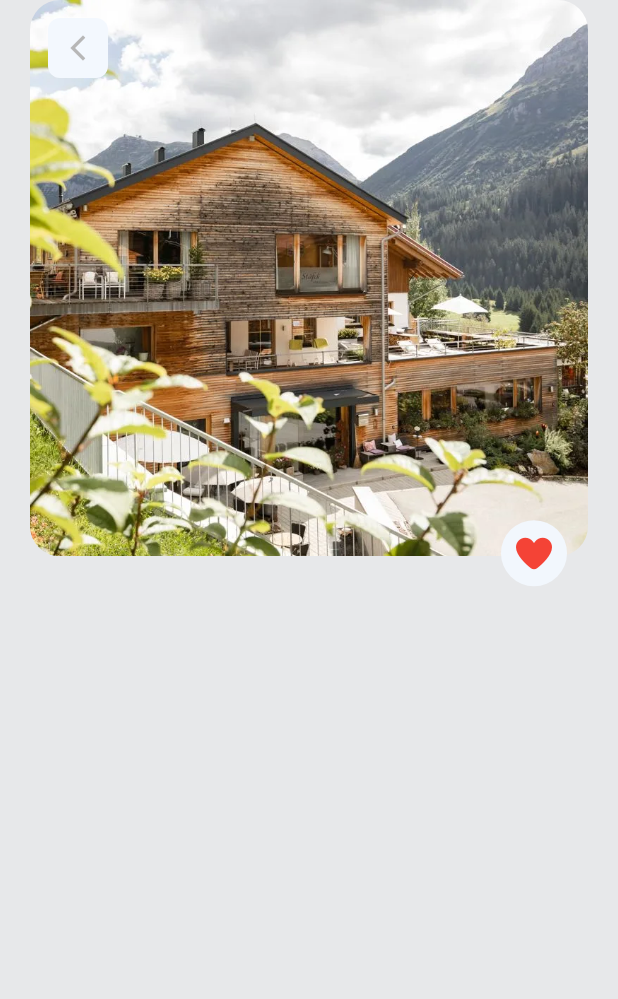
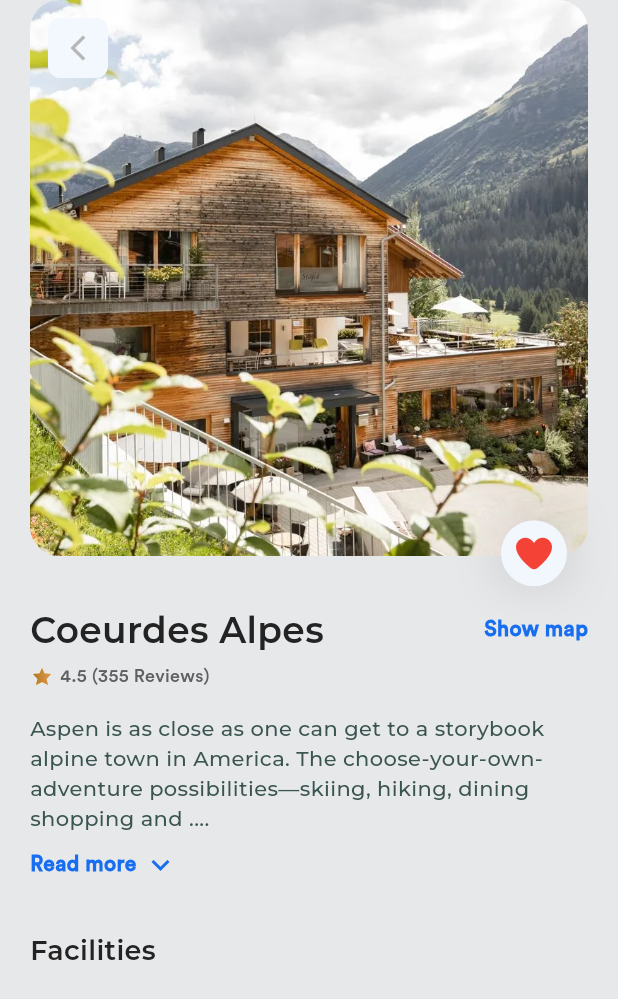
Before and after one commit to Nidhal-Khazene/Aspen_Travel_Mobile_App, a Flutter app: the LocationDetailsView screen opened by its route, on a phone screen of 412 x 824 dp. Shown: the top 999 px of the screen. Run offline on Flutter 3.47's test engine with Material 3 defaults, Android fonts, the phone set to English and light mode, and no system bars; our stand-ins replace flutter_svg, font_awesome_flutter; project files that could hold a hidden picture were left out.

Commit message:
add some texts in location details view body

```diff
--- a/lib/core/utils/assets.dart
+++ b/lib/core/utils/assets.dart
@@ -24,8 +24,11 @@ class Assets {
 
   /// Assets for assetsImagesSplashBackground
   /// assets/images/splash_background.png
-  static const String assetsImagesSplashBackground =
-      "assets/images/splash_background.png";
+  static const String assetsImagesSplashBackground = "assets/images/splash_background.png";
+
+  /// Assets for assetsImagesStarWithShadow
+  /// assets/images/star_with_shadow.svg
+  static const String assetsImagesStarWithShadow = "assets/images/star_with_shadow.svg";
 
   /// Assets for assetsImagesTestImage
   /// assets/images/test_image.png
@@ -36,9 +39,8 @@ class Assets {
   static const String assetsImagesTestImage2 = "assets/images/test_image_2.png";
 
   /// Assets for assetsImagesTestImage3
-  /// assets/images/test_image_3.png
-  static const String assetsImagesTestImage3 =
-      "assets/images/test_image_3.webp";
+  /// assets/images/test_image_3.webp
+  static const String assetsImagesTestImage3 = "assets/images/test_image_3.webp";
 
   /// Assets for assetsImagesTicket
   /// assets/images/ticket.svg
@@ -46,6 +48,5 @@ class Assets {
 
   /// Assets for assetsImagesTravelLogoIconLauncher
   /// assets/images/travel_logo_icon_launcher.png
-  static const String assetsImagesTravelLogoIconLauncher =
-      "assets/images/travel_logo_icon_launcher.png";
+  static const String assetsImagesTravelLogoIconLauncher = "assets/images/travel_logo_icon_launcher.png";
 }
--- a/lib/core/utils/color_data.dart
+++ b/lib/core/utils/color_data.dart
@@ -3,4 +3,5 @@ import 'package:flutter/services.dart';
 abstract class ColorData {
   static const Color kPrimaryColor = Color(0xff186EF0);
   static const Color kNavIconColor = Color(0xffB5B5B5);
+  static const Color kTextColor = Color(0xff232323);
 }
--- a/lib/core/utils/text_styles.dart
+++ b/lib/core/utils/text_styles.dart
@@ -4,6 +4,14 @@ abstract class StylesData {
   static const TextStyle regular10 = TextStyle(
     fontSize: 10,
     fontWeight: FontWeight.w400,
+  );
+  static const TextStyle bold14 = TextStyle(
+    fontSize: 14,
+    fontWeight: FontWeight.w700,
+  );
+  static const TextStyle semiBold24 = TextStyle(
+    fontSize: 24,
+    fontWeight: FontWeight.w600,
   );
   static const TextStyle medium14 = TextStyle(
     fontSize: 14,
--- a/lib/features/home/presentation/views/widgets/location_details_view_body.dart
+++ b/lib/features/home/presentation/views/widgets/location_details_view_body.dart
@@ -1,17 +1,96 @@
+import 'package:aspen_travel_app/core/utils/assets.dart';
+import 'package:aspen_travel_app/core/utils/color_data.dart';
+import 'package:aspen_travel_app/core/utils/text_styles.dart';
 import 'package:aspen_travel_app/features/home/presentation/views/widgets/location_image.dart';
 import 'package:flutter/material.dart';
+import 'package:flutter_svg/flutter_svg.dart';
 
 class LocationDetailsViewBody extends StatelessWidget {
   const LocationDetailsViewBody({super.key});
 
   @override
   Widget build(BuildContext context) {
-    return const SafeArea(
+    return SafeArea(
       child: Padding(
-        padding: EdgeInsets.symmetric(horizontal: 20),
+        padding: const EdgeInsets.symmetric(horizontal: 20),
         child: Column(
+          crossAxisAlignment: CrossAxisAlignment.start,
           mainAxisSize: MainAxisSize.max,
-          children: [LocationImage(), SizedBox(height: 32)],
+          children: [
+            const LocationImage(),
+            const SizedBox(height: 32),
+            Row(
+              mainAxisAlignment: MainAxisAlignment.spaceBetween,
+              children: [
+                Text(
+                  "Coeurdes Alpes",
+                  style: StylesData.semiBold24.copyWith(
+                    color: ColorData.kTextColor,
+                  ),
+                ),
+                Text(
+                  "Show map",
+                  style: StylesData.bold14.copyWith(
+                    color: ColorData.kPrimaryColor,
+                    fontFamily: "CircularXX",
+                  ),
+                ),
+              ],
+            ),
+            const SizedBox(height: 6),
+            Row(
+              children: [
+                SvgPicture.asset(Assets.assetsImagesStarWithShadow),
+                const SizedBox(width: 4),
+                Text(
+                  "4.5 ",
+                  style: StylesData.regular12.copyWith(
+                    fontFamily: "CircularXX",
+                    color: const Color(0xff606060),
+                  ),
+                ),
+                Text(
+                  "(355 Reviews)",
+                  style: StylesData.regular12.copyWith(
+                    fontFamily: "CircularXX",
+                    color: const Color(0xff606060),
+                  ),
+                ),
+              ],
+            ),
+            const SizedBox(height: 16),
+            Text(
+              "Aspen is as close as one can get to a storybook alpine town in America. The choose-your-own-adventure possibilities—skiing, hiking, dining shopping and ....",
+              style: StylesData.medium14.copyWith(
+                color: const Color(0xff3A544F),
+              ),
+            ),
+            const SizedBox(height: 9),
+            Row(
+              children: [
+                Text(
+                  "Read more",
+                  style: StylesData.bold14.copyWith(
+                    fontFamily: "CircularXX",
+                    color: ColorData.kPrimaryColor,
+                  ),
+                ),
+                const SizedBox(width: 4),
+                const Icon(
+                  Icons.keyboard_arrow_down_sharp,
+                  color: ColorData.kPrimaryColor,
+                  size: 24,
+                ),
+              ],
+            ),
+            const SizedBox(height: 32),
+            Text(
+              "Facilities",
+              style: StylesData.semiBold18.copyWith(
+                color: ColorData.kTextColor,
+              ),
+            ),
+          ],
         ),
       ),
     );
--- a/lib/features/home/presentation/views/widgets/location_image.dart
+++ b/lib/features/home/presentation/views/widgets/location_image.dart
@@ -46,10 +46,21 @@ class LocationImage extends StatelessWidget {
             ),
           ),
         ),
-        const Positioned(
+        Positioned(
           bottom: -20,
           right: 14,
-          child: CircleAvatar(
+          child: Container(
+            decoration: BoxDecoration(
+              boxShadow: [
+                BoxShadow(
+                  color: Colors.black.withValues(alpha: 0.1),
+                  spreadRadius: 2,
+                  blurRadius: 25,
+                  offset: const Offset(0, -2),
+                ),
+              ],
+            ),
+            child: const CircleAvatar(
               backgroundColor: Color(0xffF2F7FD),
               minRadius: 22,
               child: FaIcon(
@@ -59,6 +70,7 @@ class LocationImage extends StatelessWidget {
               ),
             ),
           ),
+        ),
       ],
     );
   }
--- a/pubspec.yaml
+++ b/pubspec.yaml
@@ -70,6 +70,7 @@ flutter:
     - assets/images/test_image.png
     - assets/images/test_image_2.png
     - assets/images/test_image_3.webp
+    - assets/images/star_with_shadow.svg
 
   # An image asset can refer to one or more resolution-specific "variants", see
   # https://flutter.dev/to/resolution-aware-images
```
Also changed, not shown: assets/images/star_with_shadow.svg (added). Lines whose indentation alone changed are shown as unchanged.
